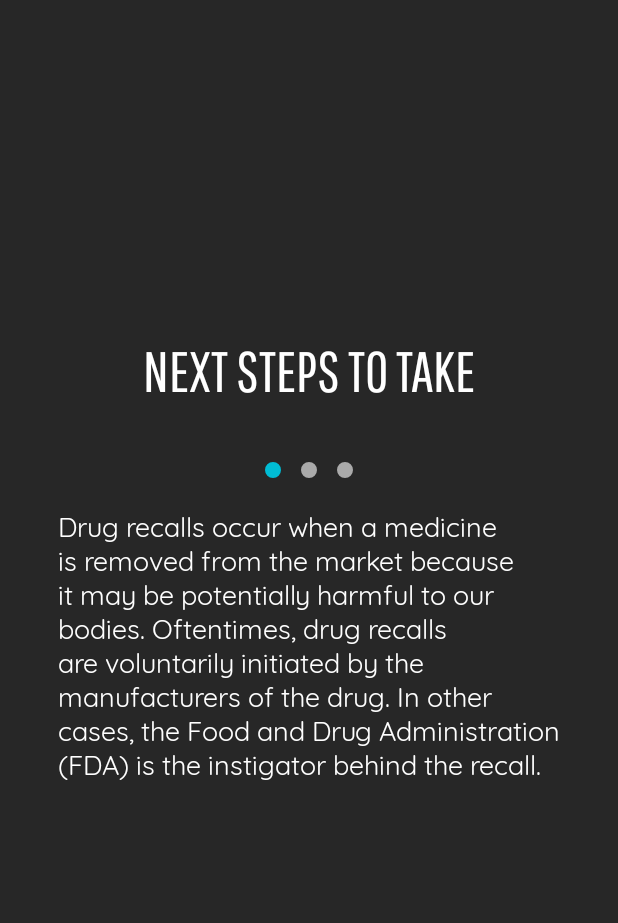
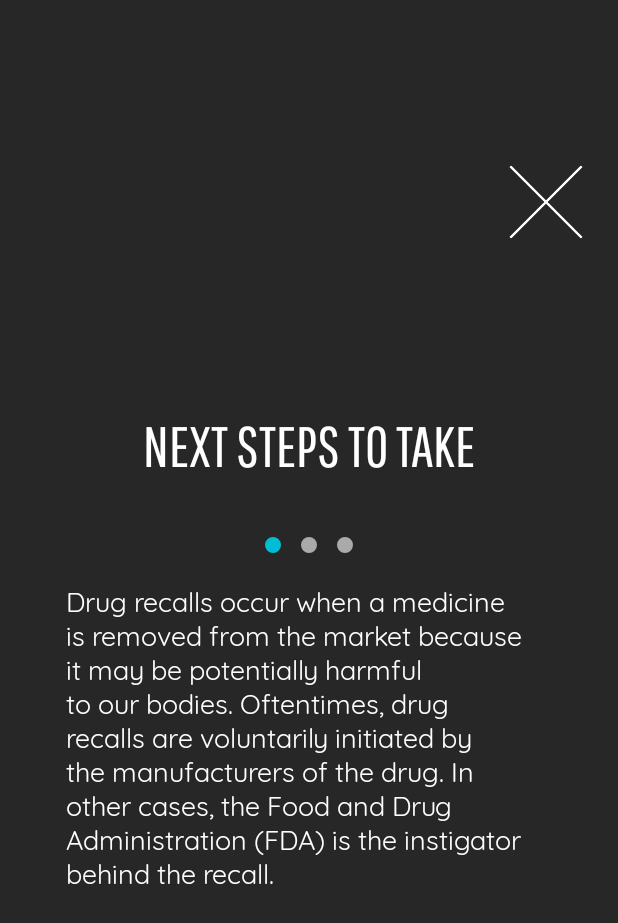
Before and after one commit to ericke8/Med-Data, an Android app: the InfoRecall screen opened directly, with no data from a screen before it, on a phone screen of 412 x 824 dp. Shown: the top 923 px of the screen. Run offline under Robolectric (Android 15) with nearby library versions, the phone set to English and light mode, and no system bars.

Commit message:
The X File s

```diff
--- a/app/src/main/java/com/example/vax/data/InfoRecall.java
+++ b/app/src/main/java/com/example/vax/data/InfoRecall.java
@@ -1,5 +1,6 @@
 package com.example.vax.data;
 
+import android.content.Intent;
 import android.support.v7.app.AppCompatActivity;
 import android.os.Bundle;
 import android.widget.Button;
@@ -38,6 +39,12 @@ public class InfoRecall extends AppCompatActivity {
     }
 
 
+
+    public void backToMain(View view) {
+
+        super.onBackPressed();
+    }
+
     //Implement PagerAdapter Class to handle individual page creation
     class MyPagesAdapter extends PagerAdapter {
         @Override
--- a/app/src/main/java/com/example/vax/data/MainActivity.java
+++ b/app/src/main/java/com/example/vax/data/MainActivity.java
@@ -151,6 +151,8 @@ public class MainActivity extends AppCompatActivity {
         Intent myIntent = new Intent(this, InfoRecall.class);
         startActivity(myIntent);
     }
+
+
 
     public void getDrugs(JsonReader jsonReader){
         try {
--- a/app/src/main/res/layout/activity_info_recall.xml
+++ b/app/src/main/res/layout/activity_info_recall.xml
@@ -27,17 +27,30 @@
         app:layout_constraintTop_toTopOf="parent">
 
 
+        <ImageView
+            android:id="@+id/closeButton"
+            android:layout_width="60dp"
+            android:layout_height="60dp"
+            android:layout_gravity="right"
+            android:layout_marginTop="50dp"
+            android:layout_marginRight="10dp"
+            android:onClick="backToMain"
+
+            app:srcCompat="@drawable/thin_x" />
+
+
         <TextView
             android:id="@+id/recallTitle"
             android:layout_width="fill_parent"
             android:layout_height="wrap_content"
             android:textAlignment="center"
-            android:layout_marginTop="170dp"
+            android:layout_marginTop="110dp"
             android:text="NEXT STEPS TO TAKE"
             android:textColor="@color/white"
             android:textSize="38dp"
             app:fontFamily="@font/pathway_gothic_one"
             app:layout_constraintTop_toBottomOf="@+id/textInputLayout" />
+
 
 
 
@@ -51,8 +64,8 @@
                 android:layout_width="match_parent"
                 android:layout_height="fill_parent"
                 android:textAlignment="center"
-                android:layout_marginLeft="30dp"
-                android:layout_marginRight="30dp"
+                android:layout_marginLeft="35dp"
+                android:layout_marginRight="35dp"
 
                 android:layout_marginTop="20dp">
 
```
